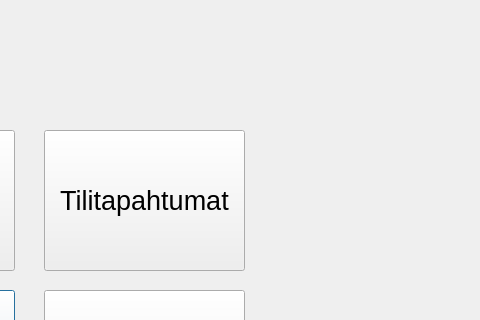
This is frontend/korttiwindow.ui in janikasavela/Bank as Qt 5 draws it before an edit; both pictures show x 256 to 736 and y 0 to 320 of the 736 by 561 pixel window. The edited form follows.
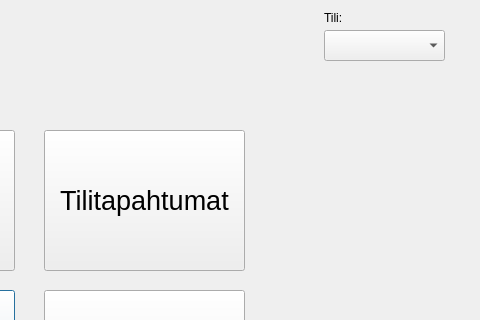
This is the edited form. The open tabs and pages were chosen to show the change.

```diff
--- a/frontend/korttiwindow.ui
+++ b/frontend/korttiwindow.ui
@@ -180,6 +180,29 @@
     <string>Kirjaudu ulos</string>
    </property>
   </widget>
+  <widget class="QComboBox" name="comboTili">
+   <property name="geometry">
+    <rect>
+     <x>580</x>
+     <y>30</y>
+     <width>121</width>
+     <height>31</height>
+    </rect>
+   </property>
+  </widget>
+  <widget class="QLabel" name="labelActiveTili">
+   <property name="geometry">
+    <rect>
+     <x>580</x>
+     <y>10</y>
+     <width>111</width>
+     <height>16</height>
+    </rect>
+   </property>
+   <property name="text">
+    <string>Tili:</string>
+   </property>
+  </widget>
   <zorder>stackedWidget</zorder>
   <zorder>labelidkortti</zorder>
   <zorder>btnReturn</zorder>
```
Left out of the diff: 4 changed lines with no effect on the pictures.
